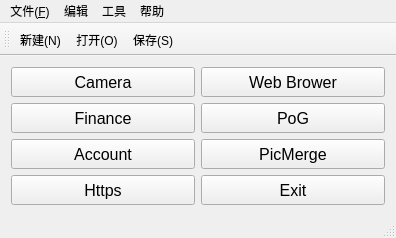
Before: the Qt Designer form qt_project/qtmainwindow.ui in RockyChing/qt_play, drawn with Qt 5.
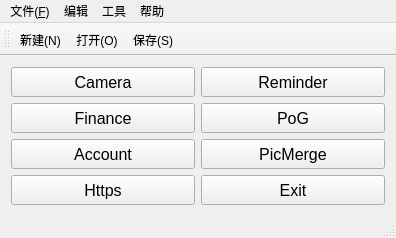
After: the same form once the commit is applied. Icons and pictures are not drawn.

Commit message: Dev V1.7.1 Add Reminder function

The edit to the form file:
```diff
--- a/qt_project/qtmainwindow.ui
+++ b/qt_project/qtmainwindow.ui
@@ -51,7 +51,7 @@
        </font>
       </property>
       <property name="text">
-       <string>Web Brower</string>
+       <string>Reminder</string>
       </property>
      </widget>
     </item>
```
Left out of the diff: 2 changed lines with no effect on the pictures. The commit also changes 7 other files.
